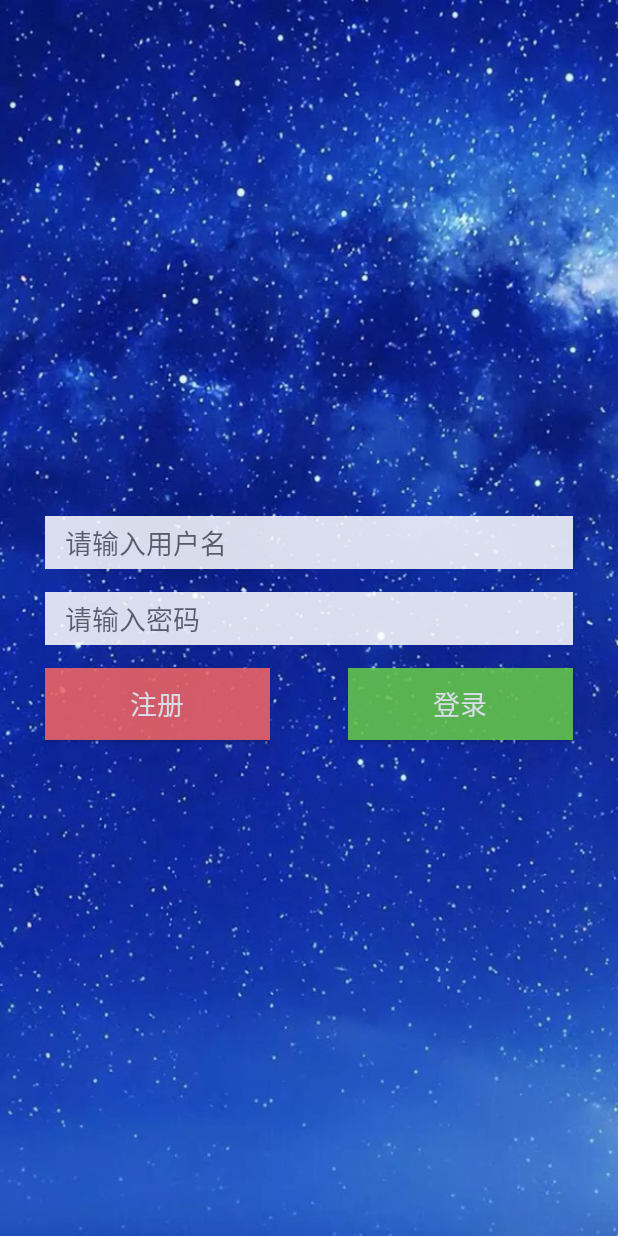
After one commit to yxlshk/Android_final_project, an Android app: the layout login_layout.xml on its own in the app's theme, with its tools: preview values and no code run, on a phone screen of 412 x 824 dp. The commit adds this screen. Run offline under Robolectric (Android 15) with nearby library versions, the phone set to English and light mode, and no system bars.

Commit message:
[增加] 增加了登录界面

```diff
--- a/app/src/main/AndroidManifest.xml
+++ b/app/src/main/AndroidManifest.xml
@@ -9,12 +9,15 @@
         android:roundIcon="@mipmap/ic_launcher"
         android:supportsRtl="true"
         android:theme="@style/AppTheme">
-        <activity android:name=".MainActivity">
+        <activity android:name=".LoginActivity"
+            android:noHistory="true">
             <intent-filter>
                 <action android:name="android.intent.action.MAIN" />
 
                 <category android:name="android.intent.category.LAUNCHER" />
             </intent-filter>
+        </activity>
+        <activity android:name=".MainActivity">
         </activity>
         <activity android:name=".UniversalActivity">
         </activity>
--- a/app/src/main/java/com/example/a77354/android_final_project/Widget/CircleImageView.java
+++ b/app/src/main/java/com/example/a77354/android_final_project/Widget/CircleImageView.java
@@ -1,7 +1,9 @@
-package com.example.a77354.android_final_project;
+package com.example.a77354.android_final_project.Widget;
 import android.content.Context;
 import android.graphics.Color;
 import android.util.AttributeSet;
+
+import com.example.a77354.android_final_project.R;
 
 //import com.github.mzule.fantasyslide.app.R;
 
@@ -26,7 +28,7 @@ public class CircleImageView extends de.hdodenhof.circleimageview.CircleImageVie
     public void setPressed(boolean pressed) {
         super.setPressed(pressed);
         if (pressed) {
-            setBorderColor(getResources().getColor(R.color.blue));
+            setBorderColor(getResources().getColor(R.color.green));
         } else {
             setBorderColor(Color.WHITE);
         }
--- a/app/src/main/res/color/menu_text_color.xml
+++ b/app/src/main/res/color/menu_text_color.xml
@@ -1,5 +1,5 @@
 <?xml version="1.0" encoding="utf-8"?>
 <selector xmlns:android="http://schemas.android.com/apk/res/android">
-    <item android:color="@color/blue" android:state_pressed="true" />
+    <item android:color="@color/green" android:state_pressed="true" />
     <item android:color="@android:color/white" />
 </selector>
--- /dev/null
+++ b/app/src/main/res/drawable/sign_up_button_shape.xml
@@ -0,0 +1,12 @@
+<?xml version="1.0" encoding="utf-8"?>
+<shape xmlns:android="http://schemas.android.com/apk/res/android">
+    <corners
+        android:radius="0dp"/>
+    <padding
+        android:top="5dp"
+        android:bottom="5dp"
+        android:left="10dp"
+        android:right="10dp"/>
+    <solid
+        android:color="#f76767"/>
+</shape>
--- /dev/null
+++ b/app/src/main/res/drawable/signin_button_shape.xml
@@ -0,0 +1,12 @@
+<?xml version="1.0" encoding="utf-8"?>
+<shape xmlns:android="http://schemas.android.com/apk/res/android">
+    <corners
+        android:radius="0dp"/>
+    <padding
+        android:top="5dp"
+        android:bottom="5dp"
+        android:left="10dp"
+        android:right="10dp"/>
+    <solid
+        android:color="#68ce4a"/>
+</shape>
--- a/app/src/main/res/layout/activity_main.xml
+++ b/app/src/main/res/layout/activity_main.xml
@@ -33,7 +33,7 @@
                 android:onClick="onClick"
                 android:orientation="vertical">
 
-                <com.example.a77354.android_final_project.CircleImageView
+                <com.example.a77354.android_final_project.Widget.CircleImageView
                     android:layout_width="110dp"
                     android:layout_height="110dp"
                     android:layout_margin="10dp"
--- /dev/null
+++ b/app/src/main/res/layout/login_layout.xml
@@ -0,0 +1,61 @@
+<?xml version="1.0" encoding="utf-8"?>
+<android.support.constraint.ConstraintLayout xmlns:android="http://schemas.android.com/apk/res/android"
+    xmlns:app="http://schemas.android.com/apk/res-auto"
+    android:orientation="vertical"
+    android:layout_width="match_parent"
+    android:layout_height="match_parent"
+    android:background="@drawable/bg2">
+    <EditText
+        android:layout_width="match_parent"
+        android:layout_height="35dp"
+        android:id="@+id/userName"
+        app:layout_constraintLeft_toLeftOf="parent"
+        app:layout_constraintRight_toRightOf="parent"
+        app:layout_constraintBottom_toTopOf="@+id/password"
+        android:layout_marginLeft="30dp"
+        android:layout_marginRight="30dp"
+        android:layout_marginBottom="15dp"
+        android:alpha="0.85"
+        android:background="@color/white"
+        android:paddingLeft="13dp"
+        android:hint="请输入用户名" />
+    <EditText
+        android:layout_width="match_parent"
+        android:layout_height="35dp"
+        android:id="@+id/password"
+        app:layout_constraintLeft_toLeftOf="parent"
+        app:layout_constraintRight_toRightOf="parent"
+        app:layout_constraintTop_toTopOf="parent"
+        app:layout_constraintBottom_toBottomOf="parent"
+        android:layout_marginLeft="30dp"
+        android:layout_marginRight="30dp"
+        android:background="@color/white"
+        android:hint="请输入密码"
+        android:paddingLeft="13dp"
+        android:inputType="textPassword"
+        android:alpha="0.85" />
+    <Button
+        android:layout_width="150dp"
+        android:layout_height="wrap_content"
+        android:id="@+id/sign_up"
+        android:text="注册"
+        android:textSize="18sp"
+        android:textColor="@color/white"
+        android:background="@drawable/sign_up_button_shape"
+        app:layout_constraintTop_toBottomOf="@+id/password"
+        app:layout_constraintLeft_toLeftOf="@+id/password"
+        android:layout_marginTop="15dp"
+        android:alpha="0.85"/>
+    <Button
+        android:layout_width="150dp"
+        android:layout_height="wrap_content"
+        android:id="@+id/sign_in"
+        android:text="登录"
+        android:textSize="18sp"
+        android:textColor="@color/white"
+        android:background="@drawable/signin_button_shape"
+        app:layout_constraintRight_toRightOf="@+id/password"
+        app:layout_constraintTop_toBottomOf="@+id/password"
+        android:layout_marginTop="15dp"
+        android:alpha="0.85"/>
+</android.support.constraint.ConstraintLayout>
--- a/app/src/main/res/layout/run_music_recycler_item.xml
+++ b/app/src/main/res/layout/run_music_recycler_item.xml
@@ -1,7 +1,8 @@
 <?xml version="1.0" encoding="utf-8"?>
 <LinearLayout xmlns:android="http://schemas.android.com/apk/res/android"
     android:orientation="vertical" android:layout_width="match_parent"
-    android:layout_height="wrap_content">
+    android:layout_height="wrap_content"
+    android:background="@color/transparent">
     <TextView
         android:layout_width="wrap_content"
         android:layout_height="wrap_content"
@@ -9,6 +10,7 @@
         android:layout_marginLeft="10dp"
         android:layout_marginTop="5dp"
         android:text="传闻"
+        android:textColor="@color/white"
         android:textSize="20sp"/>
 
     <TextView
@@ -19,6 +21,7 @@
         android:layout_marginTop="5dp"
         android:layout_marginBottom="5dp"
         android:text="周柏豪"
+        android:textColor="@color/white"
         android:textSize="13sp"/>
 
     <View
--- a/app/src/main/res/values/colors.xml
+++ b/app/src/main/res/values/colors.xml
@@ -5,9 +5,10 @@
     <color name="colorPrimaryDark">#324968</color>
     <color name="blue">#4093ff</color>
     <color name="colorAccent">#f272ce</color>
-    <color name="themeBule">#1657e2</color>
+    <color name="themeBule">#052374</color>
     <color name="black">#1a1a1a</color>
     <color name="transparent">#00000000</color>
     <color name="halfTransparent">#e0000000</color>
     <color name="white">#ffffff</color>
+    <color name="green">#E4FD56</color>
 </resources>
```
Also changed, not shown: app/src/main/java/com/example/a77354/android_final_project/LoginActivity.java (added, +37 -0 lines), app/src/main/res/layout/run_music_layout.xml (+5 -3 lines), app/src/main/res/drawable-xxhdpi/bg2.jpeg (added), app/src/main/res/drawable-xxhdpi/bg2.jpg (deleted), app/src/main/res/drawable-xxhdpi/bg3.jpeg (added), 1 other file.
